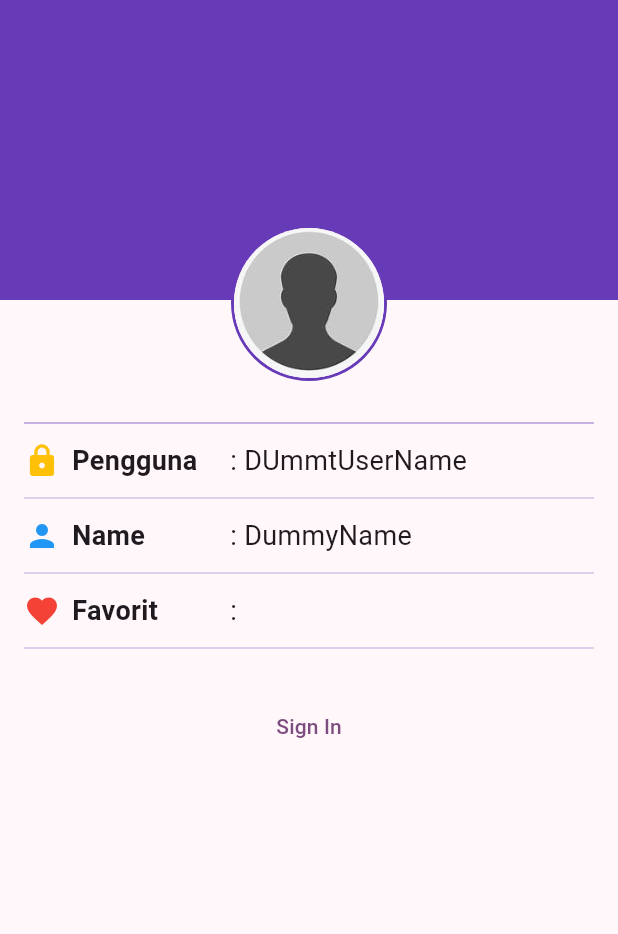
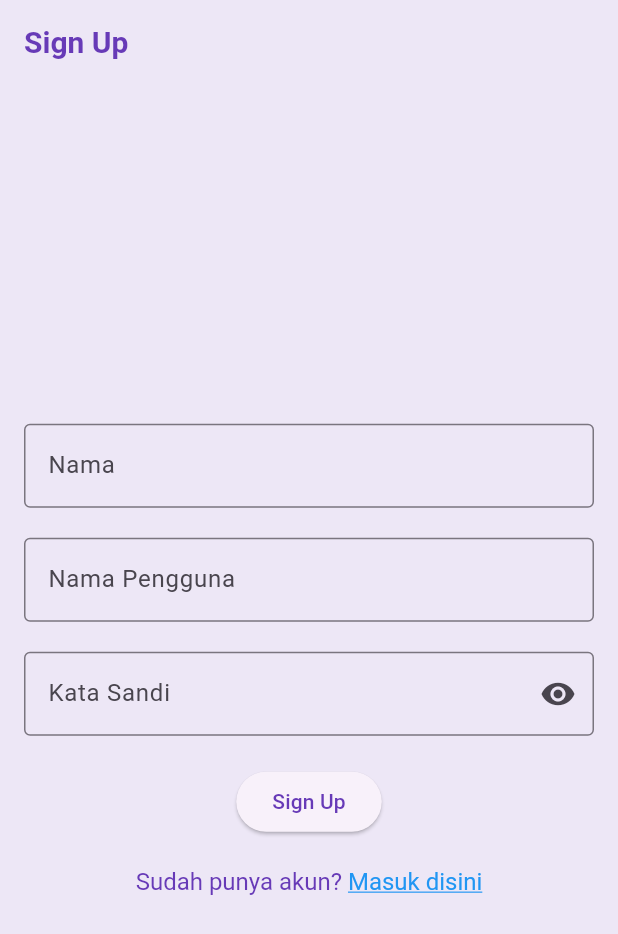
Before and after one commit to RifkiFahriansyah/11_WisataCandi_RifkiFahriansyah, a Flutter app: the screen it shows after launch, on a phone screen of 412 x 824 dp. Shown: the top 934 px of the screen. Run offline on Flutter 3.47's test engine with Material 3 defaults, Android fonts, the phone set to English and light mode, and no system bars.

Commit message:
Pertemuan 14

```diff
--- a/lib/main.dart
+++ b/lib/main.dart
@@ -2,6 +2,8 @@ import 'package:flutter/material.dart';
 import 'package:wisata_candi_wahyu/data/candi_data.dart';
 import 'package:wisata_candi_wahyu/screens/detail_screen.dart';
 import 'package:wisata_candi_wahyu/screens/profile_screen.dart';
+import 'package:wisata_candi_wahyu/screens/sign_in_screen.dart';
+import 'package:wisata_candi_wahyu/screens/sign_up_screen.dart';
 
 void main() {
   runApp(const MainApp());
@@ -13,12 +15,27 @@ class MainApp extends StatelessWidget {
   @override
   Widget build(BuildContext context) {
     return MaterialApp(
-      title: "Flutter Demo",
+      title: "Wisata Candi",
       theme: ThemeData(
-        colorScheme: ColorScheme.fromSeed(seedColor: Colors.purple),
+        appBarTheme: AppBarTheme(
+          iconTheme: IconThemeData(color: Colors.deepPurple),
+          titleTextStyle: TextStyle(
+            color: Colors.deepPurple,
+            fontSize: 20,
+            fontWeight: FontWeight.bold,
+          ),
+        ),
+        colorScheme:
+            ColorScheme.fromSeed(seedColor: Colors.deepPurple).copyWith(
+          primary: Colors.deepPurple,
+          surface: Colors.deepPurple[50],
+        ),
         useMaterial3: true,
       ),
-      home: const ProfileScreen(),
+      //Home : DetailScreen(candi: candiList[0]),
+      //Home : const ProfileScreen(),
+      // home: SignInScreen(),
+      home: SignUpScreen(),
     );
   }
 }
--- /dev/null
+++ b/lib/screens/sign_up_screen.dart
@@ -0,0 +1,122 @@
+import 'package:flutter/material.dart';
+import 'package:flutter/gestures.dart';
+import 'dart:ui';
+
+class SignUpScreen extends StatefulWidget {
+  SignUpScreen({super.key});
+
+  @override
+  State<SignUpScreen> createState() => _SignUpScreenState();
+}
+
+class _SignUpScreenState extends State<SignUpScreen> {
+  //TODO: 1. Deklrasikan Variable
+  final TextEditingController _usernameController = TextEditingController();
+  final TextEditingController _nameController = TextEditingController();
+  final TextEditingController _passwordController = TextEditingController();
+
+  String _errorText = "";
+  bool _isSignedIn = false;
+  bool _obscurePassword = false;
+
+  @override
+  Widget build(BuildContext context) {
+    return Scaffold(
+      //TODO 2. Pasang AppBar
+      appBar: AppBar(
+        title: const Text("Sign Up"),
+      ),
+      //TODO 3. Pasang Body
+      body: Center(
+        child: SingleChildScrollView(
+          child: Padding(
+            padding: const EdgeInsets.all(16),
+            child: Form(
+                child: Column(
+              //TODO 4. Atur MainAxisAlignment dan CrossAxisAlignment
+              mainAxisAlignment: MainAxisAlignment.center,
+              crossAxisAlignment: CrossAxisAlignment.center,
+              children: [
+                //TODO 9. Pasang TextFormField Nama
+                TextFormField(
+                  controller: _nameController,
+                  decoration: InputDecoration(
+                    labelText: "Nama",
+                    border: OutlineInputBorder(),
+                  ),
+                ),
+                SizedBox(
+                  height: 20,
+                ),
+                //TODO 5. Pasang TextFormField Nama Pengguna
+                TextFormField(
+                  controller: _usernameController,
+                  decoration: InputDecoration(
+                    labelText: "Nama Pengguna",
+                    border: OutlineInputBorder(),
+                  ),
+                ),
+                //TODO 6. Pasang TextFormField Kata Sandi
+                SizedBox(
+                  height: 20,
+                ),
+                TextFormField(
+                  controller: _passwordController,
+                  decoration: InputDecoration(
+                    labelText: "Kata Sandi",
+                    errorText: _errorText.isNotEmpty ? _errorText : null,
+                    border: OutlineInputBorder(),
+                    suffixIcon: IconButton(
+                      onPressed: () {
+                        setState(() {
+                          _obscurePassword = !_obscurePassword;
+                        });
+                      },
+                      icon: Icon(_obscurePassword
+                          ? Icons.visibility_off
+                          : Icons.visibility),
+                    ),
+                  ),
+                  obscureText: _obscurePassword,
+                ),
+                //TODO 7. Pasang ElevatedButton Sign In
+                SizedBox(
+                  height: 20,
+                ),
+                ElevatedButton(
+                  onPressed: () {},
+                  child: const Text("Sign Up"),
+                ),
+                //TODO 8. Pasang TextButton Sign Up
+                SizedBox(
+                  height: 20,
+                ),
+                // TextButton(
+                //     onPressed: () {},
+                //     child: Text('Belum punya akun? Daftar disini'),
+                // ),
+                RichText(
+                  text: TextSpan(
+                    text: 'Sudah punya akun? ',
+                    style: TextStyle(fontSize: 16, color: Colors.deepPurple),
+                    children: <TextSpan>[
+                      TextSpan(
+                        text: 'Masuk disini',
+                        style: TextStyle(
+                          color: Colors.blue,
+                          decoration: TextDecoration.underline,
+                          fontSize: 16,
+                        ),
+                        recognizer: TapGestureRecognizer()..onTap = () {},
+                      )
+                    ],
+                  ),
+                ),
+              ],
+            )),
+          ),
+        ),
+      ),
+    );
+  }
+}
```
Also changed, not shown: lib/screens/sign_in_screen.dart (added, +114 -0 lines).
